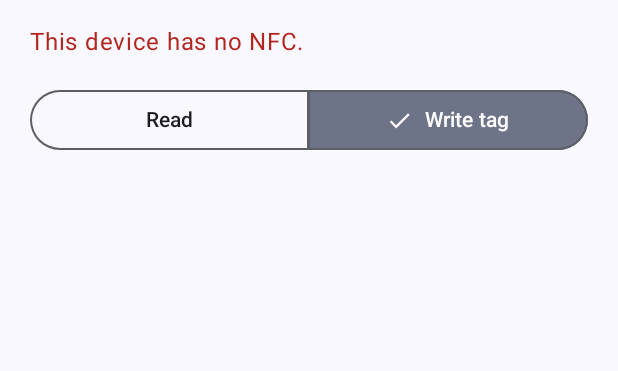
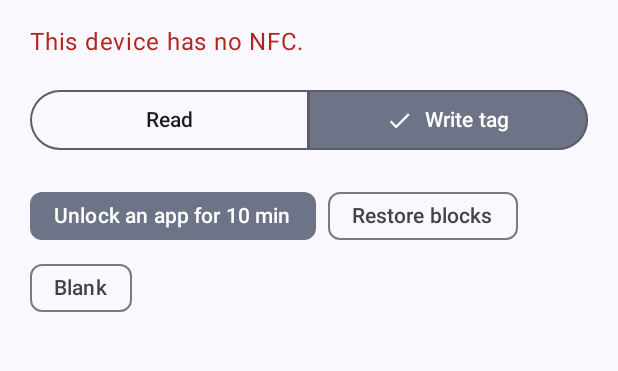
Before and after one commit to arboeckh/geryonOS, an Android app built with Jetpack Compose: the screen it shows after launch (MainActivity), after a tap on "Write tag", on a phone screen of 412 x 824 dp, the part 96-467 px from its top. Run offline under Robolectric (Android 15) with nearby library versions, the phone set to English and light mode, and no system bars.

Commit message:
Preset tags: unlock an app for 10 min, restore blocks
Default config binds tag ids unlock-10 (grant, 10 min) and restore (lockdown,
ends profiles). Write mode can write either preset or a blank tag.

Co-Authored-By: Claude Opus 5.5 <noreply@anthropic.com>

```diff
--- a/android/app/src/main/java/io/github/arboeckh/geryon/MainActivity.kt
+++ b/android/app/src/main/java/io/github/arboeckh/geryon/MainActivity.kt
@@ -13,6 +13,7 @@ import androidx.compose.runtime.getValue
 import androidx.compose.runtime.mutableStateOf
 import androidx.compose.runtime.setValue
 import androidx.core.content.IntentCompat
+import io.github.arboeckh.geryon.block.Defaults
 import io.github.arboeckh.geryon.block.ScanOutcome
 import io.github.arboeckh.geryon.nfc.TagScan
 import io.github.arboeckh.geryon.nfc.firstUri
@@ -34,6 +35,7 @@ class MainActivity : ComponentActivity(), NfcAdapter.ReaderCallback {
     private var lastScan by mutableStateOf<TagScan?>(null)
     private var message by mutableStateOf<String?>(null)
     private var pendingGrant by mutableStateOf<ScanOutcome.PickGrant?>(null)
+    private var writePresetId by mutableStateOf<String?>(Defaults.GRANT_TAG_ID)
 
     override fun onCreate(savedInstanceState: Bundle?) {
         super.onCreate(savedInstanceState)
@@ -53,6 +55,9 @@ class MainActivity : ComponentActivity(), NfcAdapter.ReaderCallback {
                         message = null
                     },
                     onOpenNfcSettings = { startActivity(Intent(Settings.ACTION_NFC_SETTINGS)) },
+                    writePresets = Defaults.presetBindings.map { it.tagId to it.name } + (null to "Blank"),
+                    writePresetId = writePresetId,
+                    onWritePresetChange = { writePresetId = it },
                 )
                 pendingGrant?.let { request ->
                     GrantPicker(
@@ -124,11 +129,14 @@ class MainActivity : ComponentActivity(), NfcAdapter.ReaderCallback {
     /** Called on a binder thread for every tag tapped while the app is in the foreground. */
     override fun onTagDiscovered(tag: Tag) {
         if (writeMode) {
-            val result = writeGeryonTag(tag, packageName)
+            val preset = writePresetId
+            val result = if (preset != null) writeGeryonTag(tag, packageName, preset) else writeGeryonTag(tag, packageName)
             runOnUiThread {
                 result.onSuccess {
                     lastScan = it
-                    message = "Tag written. Close the app, then tap the tag again to test the launch."
+                    val name = geryon.blocks.config.value.binding(it.geryonId.orEmpty())?.name
+                    message = if (name != null) "Tag written: $name. Tap it again to use it."
+                    else "Tag written. Close the app, then tap the tag again to test the launch."
                     writeMode = false
                 }.onFailure {
                     message = "Write failed: ${it.message}"
--- a/android/app/src/main/java/io/github/arboeckh/geryon/block/Defaults.kt
+++ b/android/app/src/main/java/io/github/arboeckh/geryon/block/Defaults.kt
@@ -9,11 +9,22 @@ val GeryonJson = Json {
     classDiscriminator = "type"
 }
 
-/** First-run configuration: a base profile that blocks social media and video. */
+/**
+ * First-run configuration: a base profile that blocks social media and video, plus two
+ * preset tags (write them from the Write tab): unlock one app for 10 minutes, and restore the block.
+ */
 object Defaults {
     const val BASE_PROFILE_ID = "base"
+    const val GRANT_TAG_ID = "unlock-10"
+    const val RESTORE_TAG_ID = "restore"
+
+    val presetBindings = listOf(
+        TagBinding(GRANT_TAG_ID, "Unlock an app for 10 min", TagAction.Grant(minutes = 10)),
+        TagBinding(RESTORE_TAG_ID, "Restore blocks", TagAction.Lockdown(endProfiles = true)),
+    )
 
     val config = BlockConfig(
+        bindings = presetBindings,
         baseProfileId = BASE_PROFILE_ID,
         profiles = listOf(
             Profile(
--- a/android/app/src/main/java/io/github/arboeckh/geryon/ui/MainScreen.kt
+++ b/android/app/src/main/java/io/github/arboeckh/geryon/ui/MainScreen.kt
@@ -10,6 +10,8 @@ import androidx.compose.foundation.layout.padding
 import androidx.compose.material3.Card
 import androidx.compose.material3.CardDefaults
 import androidx.compose.material3.ExperimentalMaterial3Api
+import androidx.compose.material3.FilterChip
+import androidx.compose.foundation.layout.FlowRow
 import androidx.compose.material3.MaterialTheme
 import androidx.compose.material3.OutlinedButton
 import androidx.compose.material3.Scaffold
@@ -37,6 +39,10 @@ fun MainScreen(
     message: String?,
     onWriteModeChange: (Boolean) -> Unit,
     onOpenNfcSettings: () -> Unit,
+    /** Tags to write: tag id to label. A null id writes a blank tag with a random id. */
+    writePresets: List<Pair<String?, String>> = emptyList(),
+    writePresetId: String? = null,
+    onWritePresetChange: (String?) -> Unit = {},
 ) {
     Scaffold { padding ->
         Column(
@@ -75,6 +81,18 @@ fun MainScreen(
                     onClick = { onWriteModeChange(true) },
                     shape = SegmentedButtonDefaults.itemShape(index = 1, count = 2),
                 ) { Text("Write tag") }
+            }
+
+            if (writeMode && writePresets.isNotEmpty()) {
+                FlowRow(horizontalArrangement = Arrangement.spacedBy(8.dp)) {
+                    writePresets.forEach { (id, label) ->
+                        FilterChip(
+                            selected = id == writePresetId,
+                            onClick = { onWritePresetChange(id) },
+                            label = { Text(label) },
+                        )
+                    }
+                }
             }
 
             if (message != null) {
```
Also changed, not shown: android/app/src/main/java/io/github/arboeckh/geryon/nfc/TagIo.kt (+5 -2 lines).
